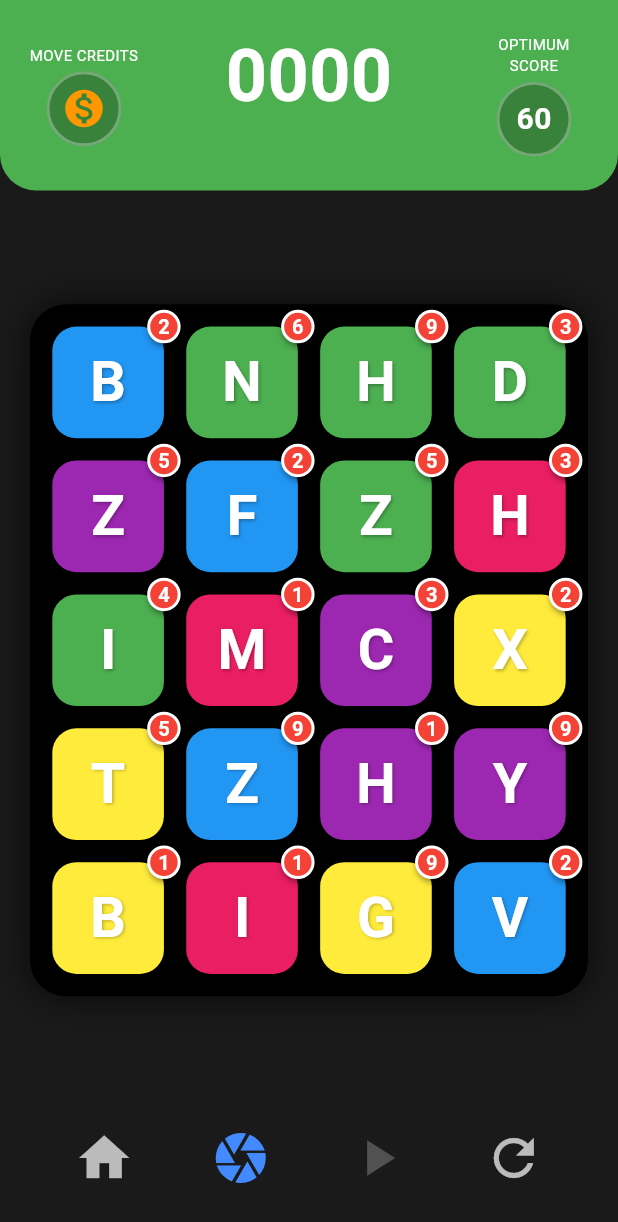
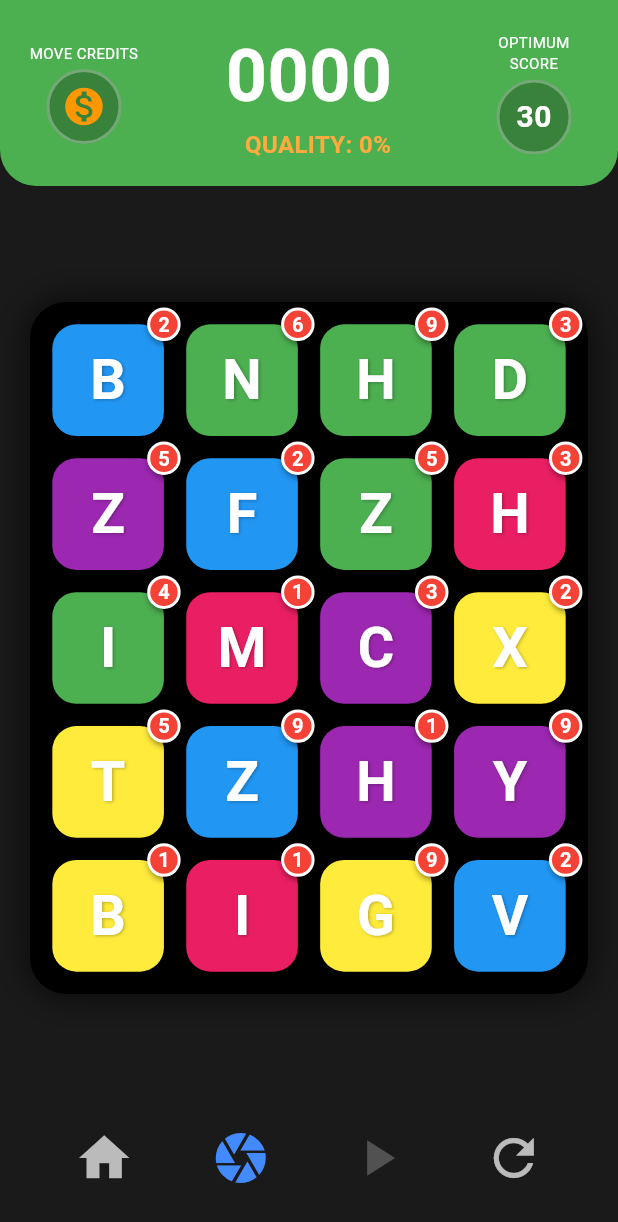
Before and after one commit to RettPop/badger, a Flutter app: the screen it shows after launch, item 2 of the bottom bar chosen, after a tap on the "refresh" icon, on a phone screen of 412 x 824 dp. Shown: the top 1222 px of the screen. Run offline on Flutter 3.47's test engine with Material 3 defaults, Android fonts, the light colour scheme and no system bars.

Commit message:
Added metrics
Session quality
Last move optimum score

```diff
--- a/lib/domain/logic/game_state.dart
+++ b/lib/domain/logic/game_state.dart
@@ -9,6 +9,14 @@ class GameState extends ChangeNotifier {
   int totalScore = 0;
   int lastMoveScore = 0;
   int optimumScore = 0;
+  int previousOptimumScore = 0;
+
+  // Quality tracking
+  double sessionUserScore = 0;
+  double sessionOptimumScore = 0;
+
+  double get moveQuality => sessionOptimumScore > 0 ? (sessionUserScore / sessionOptimumScore) : 0;
+
   bool isMatching = false;
   bool showOptimumCelebration = false;
 
@@ -50,6 +58,10 @@ class GameState extends ChangeNotifier {
   void initializeBoard() {
     tiles.clear();
     lastMoveScore = 0;
+    optimumScore = 0;
+    previousOptimumScore = 0;
+    sessionUserScore = 0;
+    sessionOptimumScore = 0;
     isPausedForSnapshot = false;
     showHint = false;
     userMatchTiles.clear();
@@ -84,7 +96,7 @@ class GameState extends ChangeNotifier {
   List<List<Tile>> findMatches({List<Tile>? customTiles, List<Tile>? activeTiles}) {
     final boardTiles = customTiles ?? tiles;
     List<List<Tile>> allMatches = [];
-    Set<String> visited = {};
+    Set<String> visited = {}; // Use keys to prevent redundant matches in one scan
 
     Tile? getTile(int r, int c) {
       if (r < 0 || r >= rows || c < 0 || c >= cols) return null;
@@ -138,6 +150,7 @@ class GameState extends ChangeNotifier {
               }
             }
 
+            // Mark these tiles as visited for this direction to avoid overlapping subsets
             for (var tile in match) {
               visited.add('${tile.row},${tile.col},${dir.x},${dir.y}');
             }
@@ -181,12 +194,12 @@ class GameState extends ChangeNotifier {
         if (tile.value != firstBadge) allSameBadge = false;
       }
 
-      int score = 0;
-      if (allSameColor) score += sumBadges;
-      if (allSameBadge) score += sumBadges * 2;
-      if (allSameLetter) score += sumBadges * 3;
+      int multiplier = 0;
+      if (allSameColor) multiplier++;
+      if (allSameLetter) multiplier++;
+      if (allSameBadge) multiplier++;
 
-      totalMoveScore += score;
+      totalMoveScore += sumBadges * multiplier;
     }
     return totalMoveScore;
   }
@@ -198,7 +211,7 @@ class GameState extends ChangeNotifier {
         (t1.col == t2.col && (t1.row - t2.row).abs() == 1)) {
 
       isMatching = true;
-      showHint = false; // Hide hint on move
+      showHint = false;
       notifyListeners();
 
       int idx1 = tiles.indexOf(t1);
@@ -215,15 +228,29 @@ class GameState extends ChangeNotifier {
 
       List<List<Tile>> matches = findMatches(activeTiles: [newT1, newT2]);
       if (matches.isEmpty) {
+        // Swap back
         tiles[idx1] = t1;
         tiles[idx2] = t2;
+
+        // False move penalty
         if (totalScore > 0) totalScore -= 1;
         lastMoveScore = -1;
+
+        // Track quality for false move
+        sessionUserScore -= 1;
+        sessionOptimumScore += optimumScore;
+
         isMatching = false;
         notifyListeners();
       } else {
         int moveScore = calculateMatchesScore(matches);
         lastMoveScore = moveScore;
+        previousOptimumScore = optimumScore; // Capture before move
+
+        // Track quality for successful move
+        sessionUserScore += moveScore;
+        sessionOptimumScore += optimumScore;
+
         if (moveScore >= optimumScore) {
           showOptimumCelebration = true;
         }
@@ -271,6 +298,11 @@ class GameState extends ChangeNotifier {
 
     notifyListeners();
     await Future.delayed(const Duration(milliseconds: 300));
+
+    // If we are celebrating an optimum move, wait a bit longer so user can see it
+    if (showOptimumCelebration) {
+      await Future.delayed(const Duration(milliseconds: 1500));
+    }
 
     isMatching = false;
     showOptimumCelebration = false;
@@ -333,7 +365,7 @@ class GameState extends ChangeNotifier {
     return (
       score: calculateMatchesScore(matches),
       matchedTiles: allMatchTiles,
-      swapTiles: [t1, t2] // The original tiles before the swap for identification
+      swapTiles: [t1, t2]
     );
   }
 }
--- a/lib/presentation/screens/game_screen.dart
+++ b/lib/presentation/screens/game_screen.dart
@@ -74,9 +74,25 @@ Widget _buildTopBar() {
                   fontWeight: FontWeight.bold,
                 ),
               ),
-              Text(
-                _gameState.lastMoveScore > 0 ? '+${_gameState.lastMoveScore}' : '',
-                style: const TextStyle(color: Colors.white70, fontSize: 18),
+              Row(
+                mainAxisSize: MainAxisSize.min,
+                children: [
+                  if (_gameState.lastMoveScore != 0)
+                    Text(
+                      'YOU: ${_gameState.lastMoveScore > 0 ? "+" : ""}${_gameState.lastMoveScore}  ',
+                      style: const TextStyle(color: Colors.white70, fontSize: 16),
+                    ),
+                  if (_gameState.previousOptimumScore > 0)
+                    Text(
+                      'BEST: +${_gameState.previousOptimumScore}',
+                      style: const TextStyle(color: Colors.blueAccent, fontSize: 16, fontWeight: FontWeight.bold),
+                    ),
+                  const SizedBox(width: 12),
+                  Text(
+                    'QUALITY: ${(_gameState.moveQuality * 100).toStringAsFixed(0)}%',
+                    style: const TextStyle(color: Colors.orangeAccent, fontSize: 16, fontWeight: FontWeight.bold),
+                  ),
+                ],
               ),
             ],
           ),
```
